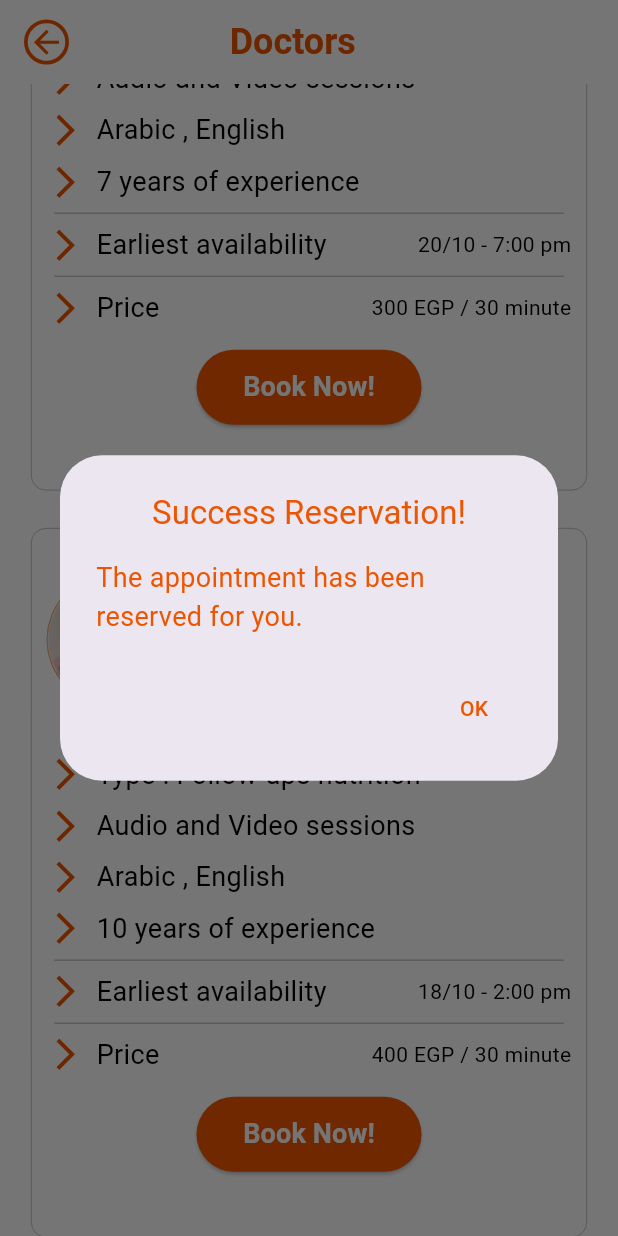
After one commit to mo7amedsayed74/CalorieCare, a Flutter app: the DoctorsScreen screen opened directly, scrolled down 202 dp, after a tap on "Book Now!", on a phone screen of 412 x 824 dp. The commit adds this screen. Run offline on Flutter 3.47's test engine with Material 3 defaults, Android fonts, the phone set to English and light mode, and no system bars; our stand-ins replace conditional_builder_null_safety, firebase_auth, firebase_core, flutter_bloc; accounts and stored records are empty.

Commit message:
adding doctors reservation

```diff
--- a/lib/main.dart
+++ b/lib/main.dart
@@ -1,4 +1,5 @@
 import 'package:calorie_care/screens/login_page.dart';
+import 'package:calorie_care/screens/welcome_screen.dart';
 import 'package:flutter/material.dart';
 import 'package:flutter_bloc/flutter_bloc.dart';
 import 'package:firebase_core/firebase_core.dart';
--- /dev/null
+++ b/lib/screens/doctors_screen.dart
@@ -0,0 +1,552 @@
+import 'package:flutter/material.dart';
+
+class DoctorsScreen extends StatelessWidget {
+  const DoctorsScreen({super.key});
+
+  @override
+  Widget build(BuildContext context) {
+    return Scaffold(
+      backgroundColor: Colors.white,
+      appBar: AppBar(
+        automaticallyImplyLeading: false,
+        title: Center(
+          child: Row(
+            children: [
+              GestureDetector(
+                onTap: () {
+                  Navigator.pop(context);
+                },
+                child: Container(
+                  decoration: BoxDecoration(
+                      shape: BoxShape.circle,
+                      border: Border.all(
+                        color: const Color(0xffED5500), // Border color
+                        width: 2.5, // Border width
+                      )),
+                  child: const Icon(
+                    Icons.arrow_back,
+                    size: 25,
+                    color: const Color(0xffED5500),
+                  ),
+                ),
+              ),
+              SizedBox(
+                width: MediaQuery.of(context).size.width * 0.26,
+              ),
+              Center(
+                child: Text(
+                  'Doctors',
+                  style: TextStyle(
+                      fontSize: 24,
+                      fontWeight: FontWeight.w700,
+                      color: const Color(0xffED5500)),
+                ),
+              ),
+            ],
+          ),
+        ),
+        scrolledUnderElevation: 0,
+        backgroundColor: Colors.white,
+      ),
+      body: SingleChildScrollView(
+        child: Column(
+          children: [
+            Center(
+              child: Container(
+                width: MediaQuery.of(context).size.width * 0.9,
+                height: MediaQuery.of(context).size.height * 0.574,
+                decoration: BoxDecoration(
+                    borderRadius: BorderRadius.circular(10),
+                    border:
+                        Border.all(color: const Color(0xffAFAFAF), width: 0.5)),
+                child: Padding(
+                  padding:
+                      const EdgeInsets.symmetric(vertical: 30, horizontal: 10),
+                  child: Column(
+                    children: [
+                      Row(
+                        children: [
+                          Container(
+                            decoration: BoxDecoration(
+                                borderRadius: BorderRadius.circular(50),
+                                border: Border.all(
+                                    color: const Color(0xffED5500),
+                                    width: 0.5)),
+                            child: Image(
+                                image: AssetImage(
+                                    'assets/images/doctors/Ellipse 37.png')),
+                          ),
+                          SizedBox(
+                            width: MediaQuery.of(context).size.width * 0.04,
+                          ),
+                          Column(
+                            crossAxisAlignment: CrossAxisAlignment.start,
+                            children: [
+                              Text(
+                                'Dr.Ahmed Mohammed',
+                                style: TextStyle(
+                                    fontSize: 18,
+                                    fontWeight: FontWeight.w400,
+                                    color: Colors.black),
+                              ),
+                              Text(
+                                'Nutritionist',
+                                style: TextStyle(
+                                    fontSize: 16,
+                                    fontWeight: FontWeight.w400,
+                                    color: const Color(0xff929292)),
+                              ),
+                            ],
+                          )
+                        ],
+                      ),
+                      SizedBox(
+                        height: MediaQuery.of(context).size.height * 0.04,
+                      ),
+                      Row(
+                        children: [
+                          const Icon(
+                            Icons.arrow_forward_ios,
+                            color: Color(0xffED5500),
+                            size: 25,
+                          ),
+                          SizedBox(
+                            width: MediaQuery.of(context).size.width * 0.02,
+                          ),
+                          Text(
+                            'Type : Follow-ups nutrition',
+                            style: TextStyle(
+                                fontSize: 18,
+                                fontWeight: FontWeight.w400,
+                                color: Colors.black),
+                          )
+                        ],
+                      ),
+                      SizedBox(
+                        height: MediaQuery.of(context).size.height * 0.01,
+                      ),
+                      Row(
+                        children: [
+                          const Icon(
+                            Icons.arrow_forward_ios,
+                            color: Color(0xffED5500),
+                            size: 25,
+                          ),
+                          SizedBox(
+                            width: MediaQuery.of(context).size.width * 0.02,
+                          ),
+                          Text(
+                            'Audio and Video sessions',
+                            style: TextStyle(
+                                fontSize: 18,
+                                fontWeight: FontWeight.w400,
+                                color: Colors.black),
+                          )
+                        ],
+                      ),
+                      SizedBox(
+                        height: MediaQuery.of(context).size.height * 0.01,
+                      ),
+                      Row(
+                        children: [
+                          const Icon(
+                            Icons.arrow_forward_ios,
+                            color: Color(0xffED5500),
+                            size: 25,
+                          ),
+                          SizedBox(
+                            width: MediaQuery.of(context).size.width * 0.02,
+                          ),
+                          Text(
+                            'Arabic , English',
+                            style: TextStyle(
+                                fontSize: 18,
+                                fontWeight: FontWeight.w400,
+                                color: Colors.black),
+                          )
+                        ],
+                      ),
+                      SizedBox(
+                        height: MediaQuery.of(context).size.height * 0.01,
+                      ),
+                      Row(
+                        children: [
+                          const Icon(
+                            Icons.arrow_forward_ios,
+                            color: Color(0xffED5500),
+                            size: 25,
+                          ),
+                          SizedBox(
+                            width: MediaQuery.of(context).size.width * 0.02,
+                          ),
+                          Text(
+                            '7 years of experience',
+                            style: TextStyle(
+                                fontSize: 18,
+                                fontWeight: FontWeight.w400,
+                                color: Colors.black),
+                          )
+                        ],
+                      ),
+                      const Divider(
+                        indent: 5,
+                        endIndent: 5,
+                      ),
+                      Row(
+                        children: [
+                          const Icon(
+                            Icons.arrow_forward_ios,
+                            color: Color(0xffED5500),
+                            size: 25,
+                          ),
+                          SizedBox(
+                            width: MediaQuery.of(context).size.width * 0.02,
+                          ),
+                          Text(
+                            'Earliest availability',
+                            style: TextStyle(
+                                fontSize: 18,
+                                fontWeight: FontWeight.w400,
+                                color: Colors.black),
+                          ),
+                          const Spacer(),
+                          Text(
+                            '20/10 - 7:00 pm',
+                            style: TextStyle(
+                                fontSize: 14,
+                                fontWeight: FontWeight.w400,
+                                color: Colors.black),
+                          ),
+                        ],
+                      ),
+                      const Divider(
+                        indent: 5,
+                        endIndent: 5,
+                      ),
+                      Row(
+                        children: [
+                          const Icon(
+                            Icons.arrow_forward_ios,
+                            color: Color(0xffED5500),
+                            size: 25,
+                          ),
+                          SizedBox(
+                            width: MediaQuery.of(context).size.width * 0.02,
+                          ),
+                          Text(
+                            'Price',
+                            style: TextStyle(
+                                fontSize: 18,
+                                fontWeight: FontWeight.w400,
+                                color: Colors.black),
+                          ),
+                          const Spacer(),
+                          Text(
+                            '300 EGP / 30 minute',
+                            style: TextStyle(
+                                fontSize: 14,
+                                fontWeight: FontWeight.w400,
+                                color: Colors.black),
+                          ),
+                        ],
+                      ),
+                      SizedBox(
+                        height: 15,
+                      ),
+                      Container(
+                        width: 150,
+                        child: ElevatedButton(
+                          onPressed: () => _showAlert(context),
+                          style: ElevatedButton.styleFrom(
+                            backgroundColor: Color(0xFFF25700),
+                            padding: const EdgeInsets.symmetric(
+                                horizontal: 30, vertical: 12),
+                            shape: RoundedRectangleBorder(
+                              borderRadius: BorderRadius.circular(30),
+                            ),
+                          ),
+                          child: Center(
+                            child: Text(
+                              'Book Now!',
+                              style: const TextStyle(
+                                fontSize: 18,
+                                fontWeight: FontWeight.bold,
+                                color: Colors.white,
+                              ),
+                            ),
+                          ),
+                        ),
+                      ),
+                    ],
+                  ),
+                ),
+              ),
+            ),
+            SizedBox(
+              height: 25,
+            ),
+            Center(
+              child: Container(
+                width: MediaQuery.of(context).size.width * 0.9,
+                height: MediaQuery.of(context).size.height * 0.574,
+                decoration: BoxDecoration(
+                    borderRadius: BorderRadius.circular(10),
+                    border:
+                        Border.all(color: const Color(0xffAFAFAF), width: 0.5)),
+                child: Padding(
+                  padding:
+                      const EdgeInsets.symmetric(vertical: 30, horizontal: 10),
+                  child: Column(
+                    children: [
+                      Row(
+                        children: [
+                          Container(
+                            decoration: BoxDecoration(
+                                borderRadius: BorderRadius.circular(50),
+                                border: Border.all(
+                                    color: const Color(0xffED5500),
+                                    width: 0.5)),
+                            child: Image(
+                                image: AssetImage(
+                                    'assets/images/doctors/Ellipse 38.png')),
+                          ),
+                          SizedBox(
+                            width: MediaQuery.of(context).size.width * 0.04,
+                          ),
+                          Column(
+                            crossAxisAlignment: CrossAxisAlignment.start,
+                            children: [
+                              Text(
+                                'Dr.Mariam Ahmed',
+                                style: TextStyle(
+                                    fontSize: 18,
+                                    fontWeight: FontWeight.w400,
+                                    color: Colors.black),
+                              ),
+                              Text(
+                                'Nutritionist',
+                                style: TextStyle(
+                                    fontSize: 16,
+                                    fontWeight: FontWeight.w400,
+                                    color: const Color(0xff929292)),
+                              ),
+                            ],
+                          )
+                        ],
+                      ),
+                      SizedBox(
+                        height: MediaQuery.of(context).size.height * 0.04,
+                      ),
+                      Row(
+                        children: [
+                          const Icon(
+                            Icons.arrow_forward_ios,
+                            color: Color(0xffED5500),
+                            size: 25,
+                          ),
+                          SizedBox(
+                            width: MediaQuery.of(context).size.width * 0.02,
+                          ),
+                          Text(
+                            'Type : Follow-ups nutrition',
+                            style: TextStyle(
+                                fontSize: 18,
+                                fontWeight: FontWeight.w400,
+                                color: Colors.black),
+                          )
+                        ],
+                      ),
+                      SizedBox(
+                        height: MediaQuery.of(context).size.height * 0.01,
+                      ),
+                      Row(
+                        children: [
+                          const Icon(
+                            Icons.arrow_forward_ios,
+                            color: Color(0xffED5500),
+                            size: 25,
+                          ),
+                          SizedBox(
+                            width: MediaQuery.of(context).size.width * 0.02,
+                          ),
+                          Text(
+                            'Audio and Video sessions',
+                            style: TextStyle(
+                                fontSize: 18,
+                                fontWeight: FontWeight.w400,
+                                color: Colors.black),
+                          )
+                        ],
+                      ),
+                      SizedBox(
+                        height: MediaQuery.of(context).size.height * 0.01,
+                      ),
+                      Row(
+                        children: [
+                          const Icon(
+                            Icons.arrow_forward_ios,
+                            color: Color(0xffED5500),
+                            size: 25,
+                          ),
+                          SizedBox(
+                            width: MediaQuery.of(context).size.width * 0.02,
+                          ),
+                          Text(
+                            'Arabic , English',
+                            style: TextStyle(
+                                fontSize: 18,
+                                fontWeight: FontWeight.w400,
+                                color: Colors.black),
+                          )
+                        ],
+                      ),
+                      SizedBox(
+                        height: MediaQuery.of(context).size.height * 0.01,
+                      ),
+                      Row(
+                        children: [
+                          const Icon(
+                            Icons.arrow_forward_ios,
+                            color: Color(0xffED5500),
+                            size: 25,
+                          ),
+                          SizedBox(
+                            width: MediaQuery.of(context).size.width * 0.02,
+                          ),
+                          Text(
+                            '10 years of experience',
+                            style: TextStyle(
+                                fontSize: 18,
+                                fontWeight: FontWeight.w400,
+                                color: Colors.black),
+                          )
+                        ],
+                      ),
+                      const Divider(
+                        indent: 5,
+                        endIndent: 5,
+                      ),
+                      Row(
+                        children: [
+                          const Icon(
+                            Icons.arrow_forward_ios,
+                            color: Color(0xffED5500),
+                            size: 25,
+                          ),
+                          SizedBox(
+                            width: MediaQuery.of(context).size.width * 0.02,
+                          ),
+                          Text(
+                            'Earliest availability',
+                            style: TextStyle(
+                                fontSize: 18,
+                                fontWeight: FontWeight.w400,
+                                color: Colors.black),
+                          ),
+                          const Spacer(),
+                          Text(
+                            '18/10 - 2:00 pm',
+                            style: TextStyle(
+                                fontSize: 14,
+                                fontWeight: FontWeight.w400,
+                                color: Colors.black),
+                          ),
+                        ],
+                      ),
+                      const Divider(
+                        indent: 5,
+                        endIndent: 5,
+                      ),
+                      Row(
+                        children: [
+                          const Icon(
+                            Icons.arrow_forward_ios,
+                            color: Color(0xffED5500),
+                            size: 25,
+                          ),
+                          SizedBox(
+                            width: MediaQuery.of(context).size.width * 0.02,
+                          ),
+                          Text(
+                            'Price',
+                            style: TextStyle(
+                                fontSize: 18,
+                                fontWeight: FontWeight.w400,
+                                color: Colors.black),
+                          ),
+                          const Spacer(),
+                          Text(
+                            '400 EGP / 30 minute',
+                            style: TextStyle(
+                                fontSize: 14,
+                                fontWeight: FontWeight.w400,
+                                color: Colors.black),
+                          ),
+                        ],
+                      ),
+                      SizedBox(
+                        height: 15,
+                      ),
+                      Container(
+                        width: 150,
+                        child: ElevatedButton(
+                          onPressed: () => _showAlert(context),
+                          style: ElevatedButton.styleFrom(
+                            backgroundColor: Color(0xFFF25700),
+                            padding: const EdgeInsets.symmetric(
+                                horizontal: 30, vertical: 12),
+                            shape: RoundedRectangleBorder(
+                              borderRadius: BorderRadius.circular(30),
+                            ),
+                          ),
+                          child: Center(
+                            child: Text(
+                              'Book Now!',
+                              style: const TextStyle(
+                                fontSize: 18,
+                                fontWeight: FontWeight.bold,
+                                color: Colors.white,
+                              ),
+                            ),
+                          ),
+                        ),
+                      ),
+                    ],
+                  ),
+                ),
+              ),
+            ),
+          ],
+        ),
+      ),
+    );
+  }
+
+  void _showAlert(BuildContext context) {
+    showDialog(
+      context: context,
+      builder: (BuildContext context) {
+        return Container(
+          decoration: BoxDecoration(
+              borderRadius: BorderRadius.all(Radius.circular(15)),),
+          child: AlertDialog(
+            title: Center(child: Text('Success Reservation!',style: TextStyle(color: Color(0xffED5500), fontSize: 22),)
+            ),
+            content: Text(
+              'The appointment has been reserved for you.',
+              style: TextStyle(color: Color(0xffED5500), fontSize: 18),
+            ),
+            actions: <Widget>[
+              TextButton(
+                child: Text('OK' ,style: TextStyle(color: Color(0xffED5500), fontSize: 14)),
+                onPressed: () {
+                  Navigator.of(context).pop(); // Closes the dialog
+                },
+              ),
+            ],
+          ),
+        );
+      },
+    );
+  }
+}
--- a/lib/screens/login_page.dart
+++ b/lib/screens/login_page.dart
@@ -1,5 +1,6 @@
 import 'package:calorie_care/cubit/auth_cubit/auth_cubit.dart';
 import 'package:calorie_care/screens/register_page.dart';
+import 'package:calorie_care/screens/welcome_screen.dart';
 import 'package:calorie_care/widgets/login_button.dart';
 import 'package:calorie_care/widgets/login_image.dart';
 import 'package:calorie_care/widgets/login_link.dart';
@@ -114,12 +115,11 @@ class _LoginPageState extends State<LoginPage> {
                 LoginButton(
                   text: 'Login',
                   onPressed: () {
-                    if (_formKey.currentState?.validate() ?? false) {
-                      AuthCubit.get(context).userLogin(
-                        email: _emailController.text,
-                        password: _passwordController.text,
-                      );
-                    }
+                    Navigator.push(
+                      context,
+                      MaterialPageRoute(
+                          builder: (context) => const WelcomeScreen()),
+                    );
                   },
                 ),
                 const SizedBox(height: 20),
--- a/lib/screens/welcome_screen.dart
+++ b/lib/screens/welcome_screen.dart
@@ -1,4 +1,5 @@
 import 'package:calorie_care/helper.dart';
+import 'package:calorie_care/screens/doctors_screen.dart';
 import 'package:flutter/material.dart';
 
 import '../custom_widgets/custom_button.dart';
@@ -43,6 +44,11 @@ class WelcomeScreen extends StatelessWidget {
                 text: 'order food',
                 onPressed: () => context.push(goTo: DetailsScreen()),
               ),
+              const SizedBox(height: 20),
+              CustomButton(
+                text: 'Book with a doctor',
+                onPressed: () => context.push(goTo: DoctorsScreen()),
+              ),
             ],
           ),
         ),
--- a/pubspec.yaml
+++ b/pubspec.yaml
@@ -70,6 +70,7 @@ flutter:
     - assets/images/carbs/
     - assets/images/meats/
     - assets/images/vegetables/
+    - assets/images/doctors/
 
   #   - images/a_dot_ham.jpeg
 
```
Also changed, not shown: assets/images/doctors/Ellipse 37.png (added), assets/images/doctors/Ellipse 38.png (added), pubspec.lock.
